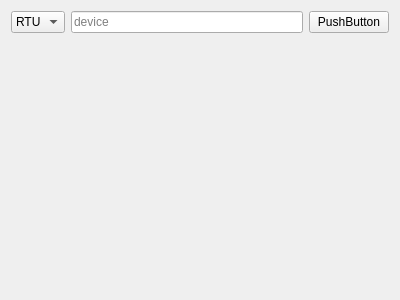
Above: connectmodulewidget.ui from alex13sh/GraphicModbus before the change. Below: the same form after it.
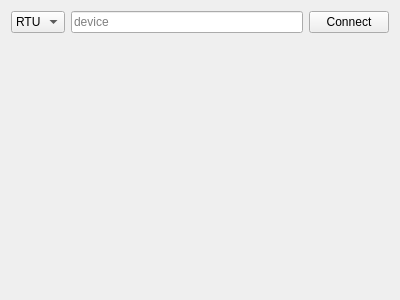
That is the form after the change.

Commit message: Добавил ещё пару кнопочек на форму ConnectModuleWidget

Diff of the .ui file:
```diff
--- a/connectmodulewidget.ui
+++ b/connectmodulewidget.ui
@@ -40,7 +40,7 @@
      <item>
       <widget class="QPushButton" name="pushButton">
        <property name="text">
-        <string>PushButton</string>
+        <string>Connect</string>
        </property>
       </widget>
      </item>
```
Left out of the diff: 6 changed lines with no effect on the pictures.
